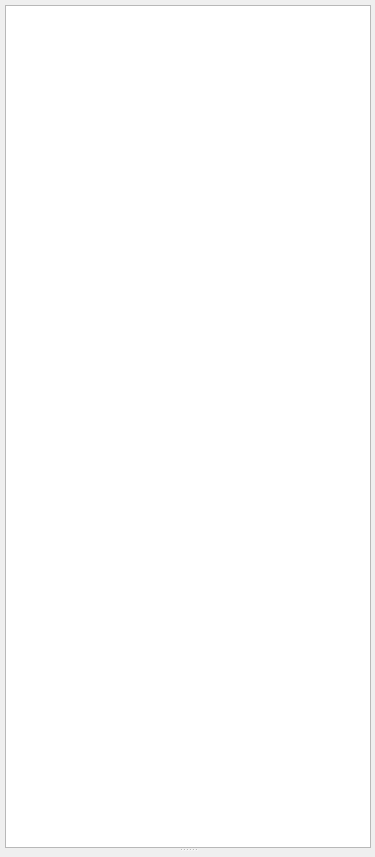
This is freeview/PanelAllLayers.ui in freesurfer/freesurfer as Qt 5 draws it before an edit. The edited form follows.
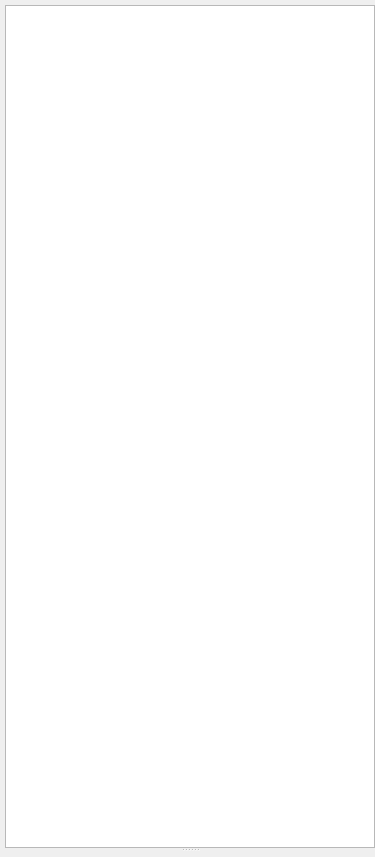
This is the edited form. Custom widgets are drawn as their Qt base class.

Commit message: More UI tweeks for macOS

What changed in the file:
```diff
--- a/freeview/PanelAllLayers.ui
+++ b/freeview/PanelAllLayers.ui
@@ -36,7 +36,7 @@
      <number>5</number>
     </property>
     <property name="rightMargin">
-     <number>4</number>
+     <number>0</number>
     </property>
     <property name="bottomMargin">
      <number>5</number>
```
Left out of the diff: 2 changed lines with no effect on the pictures. The commit also changes 6 other files.
